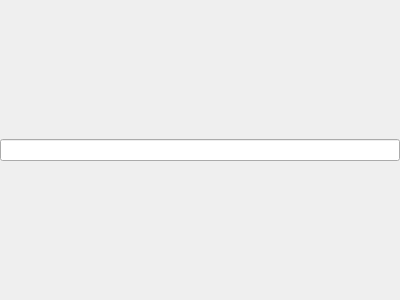
Old version of the form src/interface/widgets/commandline/commandline.ui in the repository StephaneBranly/LO21-RPN-Calculator.
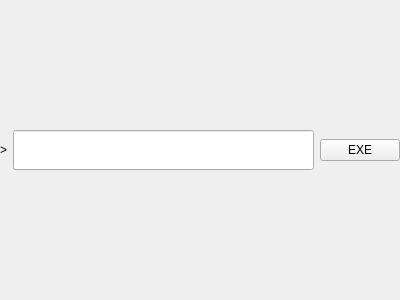
New version of the form.

```diff
--- a/src/interface/widgets/commandline/commandline.ui
+++ b/src/interface/widgets/commandline/commandline.ui
@@ -27,11 +27,45 @@
     <number>0</number>
    </property>
    <item row="0" column="0">
-    <layout class="QGridLayout" name="gridLayout">
-     <item row="0" column="0">
-      <widget class="QLineEdit" name="CommandLine">
-       <property name="clearButtonEnabled">
+    <layout class="QHBoxLayout" name="horizontalLayout">
+     <item>
+      <widget class="QLabel" name="label">
+       <property name="text">
+        <string>&gt;</string>
+       </property>
+      </widget>
+     </item>
+     <item>
+      <widget class="QLineEdit" name="TextEdit">
+       <property name="minimumSize">
+        <size>
+         <width>0</width>
+         <height>40</height>
+        </size>
+       </property>
+       <property name="font">
+        <font>
+         <pointsize>15</pointsize>
+        </font>
+       </property>
+       <property name="focusPolicy">
+        <enum>Qt::NoFocus</enum>
+       </property>
+       <property name="readOnly">
         <bool>true</bool>
+       </property>
+       <property name="clearButtonEnabled">
+        <bool>false</bool>
+       </property>
+      </widget>
+     </item>
+     <item>
+      <widget class="QPushButton" name="ButtonExe">
+       <property name="text">
+        <string>EXE</string>
+       </property>
+       <property name="shortcut">
+        <string>Return</string>
        </property>
       </widget>
      </item>
```
